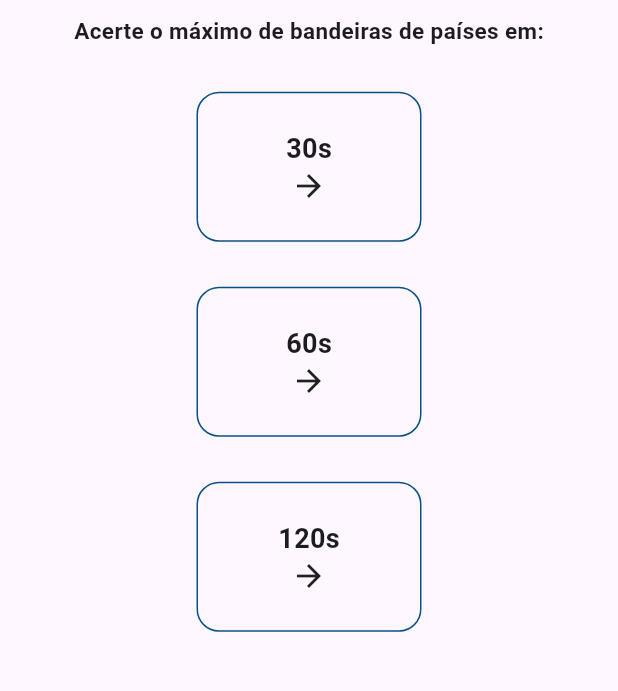
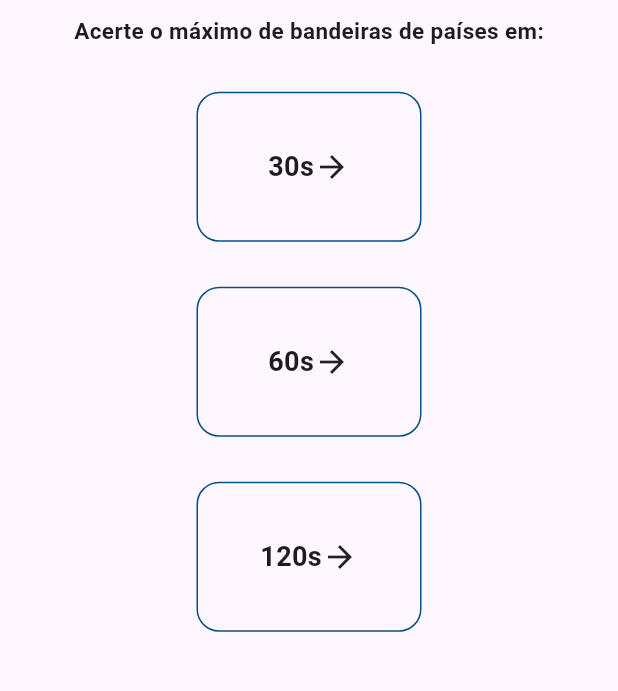
Before and after one commit to anadiasc/flag-play, a Flutter app: the screen it shows after launch, on a phone screen of 412 x 824 dp, the part 329-1020 px from its top. Run offline on Flutter 3.47's test engine with Material 3 defaults, Android fonts, the phone set to English and light mode, and no system bars.

Commit message:
update 1.1

```diff
--- a/lib/screens/home/start_screen.dart
+++ b/lib/screens/home/start_screen.dart
@@ -38,7 +38,7 @@ class StartScreen extends StatelessWidget {
                   width: 1.0, // Largura da borda
                 ),
               ),
-              child: Column(
+              child: Row(
                 mainAxisAlignment: MainAxisAlignment.center,
                 children: [const Center(
                   child: const Text(
@@ -70,7 +70,7 @@ class StartScreen extends StatelessWidget {
                   width: 1.0, // Largura da borda
                 ),
               ),
-              child: Column(
+              child: Row(
                 mainAxisAlignment: MainAxisAlignment.center,
                 children: [const Center(
                   child: const Text(
@@ -103,7 +103,7 @@ class StartScreen extends StatelessWidget {
                   width: 1.0, // Largura da borda
                 ),
               ),
-              child: Column(
+              child: Row(
                 mainAxisAlignment: MainAxisAlignment.center,
                 children: [const Center(
                   child: const Text(
```
Also changed, not shown: lib/screens/questions/question_screen.dart (+22 -4 lines), assets/printscreen/finalizado.png (added), assets/printscreen/inicio.png (added), assets/printscreen/quiz.png (added), 1 other file.
